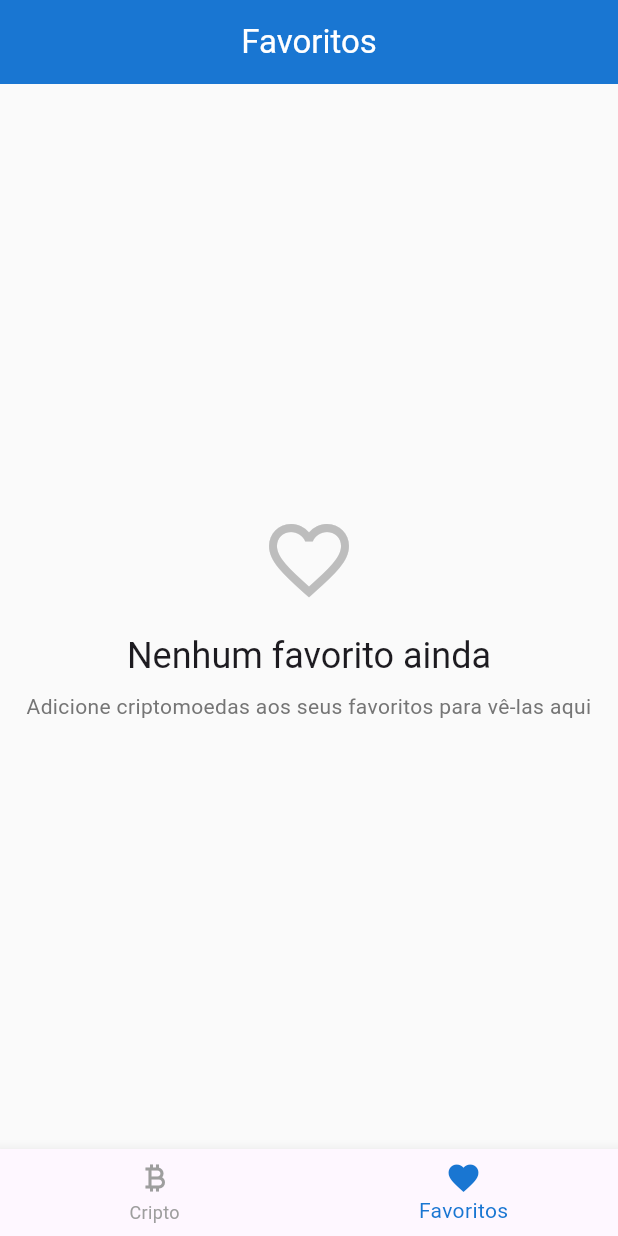
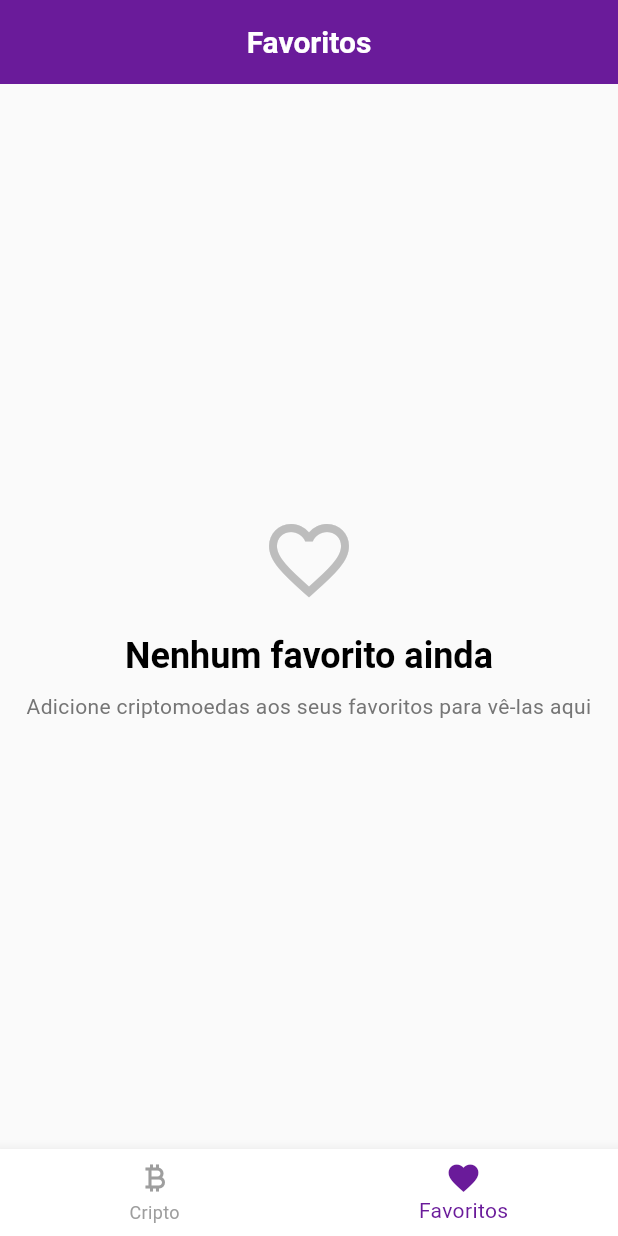
Before and after one commit to Franciscof11/brasil_cripto, a Flutter app: the screen it shows after launch, item 2 of the bottom bar chosen, on a phone screen of 412 x 824 dp. Run offline on Flutter 3.47's test engine with Material 3 defaults, Android fonts, the phone set to English and light mode, and no system bars; our stand-ins replace cached_network_image, equatable, fl_chart, hive, hive_flutter, shimmer; accounts and stored records are empty; network calls fail.

Commit message:
add dark mode

```diff
--- /dev/null
+++ b/devtools_options.yaml
@@ -0,0 +1,3 @@
+description: This file stores settings for Dart & Flutter DevTools.
+documentation: https://docs.flutter.dev/tools/devtools/extensions#configure-extension-enablement-states
+extensions:
--- /dev/null
+++ b/lib/core/theme/app_theme.dart
@@ -0,0 +1,250 @@
+import 'package:flutter/material.dart';
+
+class AppColors {
+  // Purple shades
+  static const Color primaryPurple = Color(0xFF6A1B9A);
+  static const Color darkPurple = Color(0xFF4A148C);
+  static const Color lightPurple = Color(0xFF9C27B0);
+
+  // Burnt yellow shades
+  static const Color burntYellow = Color(0xFFD4A574);
+  static const Color darkBurntYellow = Color(0xFFB8935A);
+  static const Color lightBurntYellow = Color(0xFFE6C896);
+
+  // Black and grays
+  static const Color black = Color(0xFF000000);
+  static const Color darkGray = Color(0xFF1A1A1A);
+  static const Color mediumGray = Color(0xFF424242);
+  static const Color lightGray = Color(0xFF757575);
+
+  // Additional colors
+  static const Color white = Color(0xFFFFFFFF);
+  static const Color lightBackground = Color(0xFFF5F5F5);
+  static const Color darkBackground = Color(0xFF121212);
+  static const Color cardLightBackground = Color(0xFFFFFFFF);
+  static const Color cardDarkBackground = Color(0xFF1E1E1E);
+
+  // Status colors
+  static const Color success = Color(0xFF4CAF50);
+  static const Color error = Color(0xFFE53E3E);
+  static const Color warning = Color(0xFFFF9800);
+}
+
+class AppTheme {
+  static ThemeData get lightTheme {
+    return ThemeData(
+      useMaterial3: true,
+      brightness: Brightness.light,
+      primaryColor: AppColors.primaryPurple,
+      scaffoldBackgroundColor: AppColors.lightBackground,
+      colorScheme: const ColorScheme.light(
+        primary: AppColors.primaryPurple,
+        secondary: AppColors.burntYellow,
+        surface: AppColors.cardLightBackground,
+        surfaceContainerLowest: AppColors.lightBackground,
+        error: AppColors.error,
+        onPrimary: AppColors.white,
+        onSecondary: AppColors.black,
+        onSurface: AppColors.black,
+        onSurfaceVariant: AppColors.black,
+        onError: AppColors.white,
+      ),
+      appBarTheme: const AppBarTheme(
+        elevation: 0,
+        centerTitle: true,
+        backgroundColor: AppColors.primaryPurple,
+        foregroundColor: AppColors.white,
+        titleTextStyle: TextStyle(
+          fontSize: 20,
+          fontWeight: FontWeight.bold,
+          color: AppColors.white,
+        ),
+      ),
+      cardTheme: CardThemeData(
+        elevation: 4,
+        color: AppColors.cardLightBackground,
+        shadowColor: AppColors.primaryPurple.withOpacity(0.1),
+        shape: RoundedRectangleBorder(borderRadius: BorderRadius.circular(16)),
+      ),
+      elevatedButtonTheme: ElevatedButtonThemeData(
+        style: ElevatedButton.styleFrom(
+          backgroundColor: AppColors.primaryPurple,
+          foregroundColor: AppColors.white,
+          elevation: 2,
+          padding: const EdgeInsets.symmetric(horizontal: 24, vertical: 12),
+          shape: RoundedRectangleBorder(
+            borderRadius: BorderRadius.circular(12),
+          ),
+        ),
+      ),
+      textButtonTheme: TextButtonThemeData(
+        style: TextButton.styleFrom(foregroundColor: AppColors.primaryPurple),
+      ),
+      iconTheme: const IconThemeData(color: AppColors.primaryPurple),
+      bottomNavigationBarTheme: const BottomNavigationBarThemeData(
+        backgroundColor: AppColors.white,
+        selectedItemColor: AppColors.primaryPurple,
+        unselectedItemColor: AppColors.lightGray,
+        elevation: 8,
+        type: BottomNavigationBarType.fixed,
+      ),
+      inputDecorationTheme: InputDecorationTheme(
+        filled: true,
+        fillColor: AppColors.white,
+        border: OutlineInputBorder(
+          borderRadius: BorderRadius.circular(12),
+          borderSide: const BorderSide(color: AppColors.lightGray),
+        ),
+        enabledBorder: OutlineInputBorder(
+          borderRadius: BorderRadius.circular(12),
+          borderSide: const BorderSide(color: AppColors.lightGray),
+        ),
+        focusedBorder: OutlineInputBorder(
+          borderRadius: BorderRadius.circular(12),
+          borderSide: const BorderSide(
+            color: AppColors.primaryPurple,
+            width: 2,
+          ),
+        ),
+        hintStyle: const TextStyle(color: AppColors.lightGray),
+      ),
+      textTheme: const TextTheme(
+        headlineLarge: TextStyle(
+          color: AppColors.black,
+          fontSize: 32,
+          fontWeight: FontWeight.bold,
+        ),
+        headlineMedium: TextStyle(
+          color: AppColors.black,
+          fontSize: 28,
+          fontWeight: FontWeight.bold,
+        ),
+        headlineSmall: TextStyle(
+          color: AppColors.black,
+          fontSize: 24,
+          fontWeight: FontWeight.w600,
+        ),
+        titleLarge: TextStyle(
+          color: AppColors.black,
+          fontSize: 20,
+          fontWeight: FontWeight.bold,
+        ),
+        titleMedium: TextStyle(
+          color: AppColors.black,
+          fontSize: 16,
+          fontWeight: FontWeight.w600,
+        ),
+        bodyLarge: TextStyle(color: AppColors.black, fontSize: 16),
+        bodyMedium: TextStyle(color: AppColors.mediumGray, fontSize: 14),
+        bodySmall: TextStyle(color: AppColors.lightGray, fontSize: 12),
+      ),
+    );
+  }
+
+  static ThemeData get darkTheme {
+    return ThemeData(
+      useMaterial3: true,
+      brightness: Brightness.dark,
+      primaryColor: AppColors.lightPurple,
+      scaffoldBackgroundColor: AppColors.darkBackground,
+      colorScheme: const ColorScheme.dark(
+        primary: AppColors.lightPurple,
+        secondary: AppColors.lightBurntYellow,
+        surface: AppColors.cardDarkBackground,
+        surfaceContainerLowest: AppColors.darkBackground,
+        error: AppColors.error,
+        onPrimary: AppColors.black,
+        onSecondary: AppColors.black,
+        onSurface: AppColors.white,
+        onSurfaceVariant: AppColors.white,
+        onError: AppColors.white,
+      ),
+      appBarTheme: const AppBarTheme(
+        elevation: 0,
+        centerTitle: true,
+        backgroundColor: AppColors.darkGray,
+        foregroundColor: AppColors.white,
+        titleTextStyle: TextStyle(
+          fontSize: 20,
+          fontWeight: FontWeight.bold,
+          color: AppColors.white,
+        ),
+      ),
+      cardTheme: CardThemeData(
+        elevation: 4,
+        color: AppColors.cardDarkBackground,
+        shadowColor: AppColors.lightPurple.withOpacity(0.2),
+        shape: RoundedRectangleBorder(borderRadius: BorderRadius.circular(16)),
+      ),
+      elevatedButtonTheme: ElevatedButtonThemeData(
+        style: ElevatedButton.styleFrom(
+          backgroundColor: AppColors.lightPurple,
+          foregroundColor: AppColors.black,
+          elevation: 2,
+          padding: const EdgeInsets.symmetric(horizontal: 24, vertical: 12),
+          shape: RoundedRectangleBorder(
+            borderRadius: BorderRadius.circular(12),
+          ),
+        ),
+      ),
+      textButtonTheme: TextButtonThemeData(
+        style: TextButton.styleFrom(foregroundColor: AppColors.lightPurple),
+      ),
+      iconTheme: const IconThemeData(color: AppColors.lightPurple),
+      bottomNavigationBarTheme: const BottomNavigationBarThemeData(
+        backgroundColor: AppColors.darkGray,
+        selectedItemColor: AppColors.lightPurple,
+        unselectedItemColor: AppColors.lightGray,
+        elevation: 8,
+        type: BottomNavigationBarType.fixed,
+      ),
+      inputDecorationTheme: InputDecorationTheme(
+        filled: true,
+        fillColor: AppColors.cardDarkBackground,
+        border: OutlineInputBorder(
+          borderRadius: BorderRadius.circular(12),
+          borderSide: const BorderSide(color: AppColors.mediumGray),
+        ),
+        enabledBorder: OutlineInputBorder(
+          borderRadius: BorderRadius.circular(12),
+          borderSide: const BorderSide(color: AppColors.mediumGray),
+        ),
+        focusedBorder: OutlineInputBorder(
+          borderRadius: BorderRadius.circular(12),
+          borderSide: const BorderSide(color: AppColors.lightPurple, width: 2),
+        ),
+        hintStyle: const TextStyle(color: AppColors.lightGray),
+      ),
+      textTheme: const TextTheme(
+        headlineLarge: TextStyle(
+          color: AppColors.white,
+          fontSize: 32,
+          fontWeight: FontWeight.bold,
+        ),
+        headlineMedium: TextStyle(
+          color: AppColors.white,
+          fontSize: 28,
+          fontWeight: FontWeight.bold,
+        ),
+        headlineSmall: TextStyle(
+          color: AppColors.white,
+          fontSize: 24,
+          fontWeight: FontWeight.w600,
+        ),
+        titleLarge: TextStyle(
+          color: AppColors.white,
+          fontSize: 20,
+          fontWeight: FontWeight.bold,
+        ),
+        titleMedium: TextStyle(
+          color: AppColors.white,
+          fontSize: 16,
+          fontWeight: FontWeight.w600,
+        ),
+        bodyLarge: TextStyle(color: AppColors.white, fontSize: 16),
+        bodyMedium: TextStyle(color: AppColors.lightGray, fontSize: 14),
+        bodySmall: TextStyle(color: AppColors.mediumGray, fontSize: 12),
+      ),
+    );
+  }
+}
--- /dev/null
+++ b/lib/core/theme/theme_provider.dart
@@ -0,0 +1,53 @@
+import 'package:flutter/material.dart';
+import 'package:hive_flutter/hive_flutter.dart';
+
+class ThemeProvider extends ChangeNotifier {
+  static const String _themeBoxName = 'theme_box';
+  static const String _isDarkModeKey = 'is_dark_mode';
+
+  late Box _themeBox;
+  bool _isDarkMode = false;
+
+  bool get isDarkMode => _isDarkMode;
+
+  ThemeMode get themeMode => _isDarkMode ? ThemeMode.dark : ThemeMode.light;
+
+  Future<void> init() async {
+    try {
+      _themeBox = await Hive.openBox(_themeBoxName);
+      _isDarkMode = _themeBox.get(_isDarkModeKey, defaultValue: false);
+      notifyListeners();
+    } catch (e) {
+      debugPrint('Erro ao inicializar ThemeProvider: $e');
+      _isDarkMode = false;
+    }
+  }
+
+  Future<void> toggleTheme() async {
+    try {
+      _isDarkMode = !_isDarkMode;
+      await _themeBox.put(_isDarkModeKey, _isDarkMode);
+      notifyListeners();
+    } catch (e) {
+      debugPrint('Erro ao alternar tema: $e');
+    }
+  }
+
+  Future<void> setDarkMode(bool isDark) async {
+    try {
+      if (_isDarkMode != isDark) {
+        _isDarkMode = isDark;
+        await _themeBox.put(_isDarkModeKey, _isDarkMode);
+        notifyListeners();
+      }
+    } catch (e) {
+      debugPrint('Erro ao definir modo escuro: $e');
+    }
+  }
+
+  @override
+  void dispose() {
+    _themeBox.close();
+    super.dispose();
+  }
+}
--- a/lib/main.dart
+++ b/lib/main.dart
@@ -2,6 +2,8 @@ import 'package:flutter/material.dart';
 import 'package:hive_flutter/hive_flutter.dart';
 import 'package:provider/provider.dart';
 
+import 'core/theme/app_theme.dart';
+import 'core/theme/theme_provider.dart';
 import 'models/cryptocurrency.dart';
 import 'services/cryptocurrency_service.dart';
 import 'services/favorites_service.dart';
@@ -27,6 +29,11 @@ class BrasilCriptoApp extends StatelessWidget {
   Widget build(BuildContext context) {
     return MultiProvider(
       providers: [
+        // Theme Provider
+        ChangeNotifierProvider<ThemeProvider>(
+          create: (_) => ThemeProvider()..init(),
+        ),
+
         // Services
         Provider<CryptocurrencyService>(create: (_) => CryptocurrencyService()),
         Provider<FavoritesService>(create: (_) => FavoritesService()),
@@ -49,29 +56,14 @@ class BrasilCriptoApp extends StatelessWidget {
           ),
         ),
       ],
-      child: MaterialApp(
+      child: Consumer<ThemeProvider>(
+        builder: (context, themeProvider, child) {
+          return MaterialApp(
             title: 'BrasilCripto',
             debugShowCheckedModeBanner: false,
-        theme: ThemeData(
-          primarySwatch: Colors.blue,
-          primaryColor: const Color(0xFF1976D2),
-          visualDensity: VisualDensity.adaptivePlatformDensity,
-          fontFamily: 'Roboto',
-          appBarTheme: const AppBarTheme(elevation: 0, centerTitle: true),
-          cardTheme: CardThemeData(
-            elevation: 2,
-            shape: RoundedRectangleBorder(
-              borderRadius: BorderRadius.circular(12),
-            ),
-          ),
-          elevatedButtonTheme: ElevatedButtonThemeData(
-            style: ElevatedButton.styleFrom(
-              shape: RoundedRectangleBorder(
-                borderRadius: BorderRadius.circular(8),
-              ),
-            ),
-          ),
-        ),
+            theme: AppTheme.lightTheme,
+            darkTheme: AppTheme.darkTheme,
+            themeMode: themeProvider.themeMode,
             home: const MainPage(),
             routes: {
               '/details': (context) {
@@ -80,6 +72,8 @@ class BrasilCriptoApp extends StatelessWidget {
                 return CryptocurrencyDetailsPage(cryptoId: cryptoId);
               },
             },
+          );
+        },
       ),
     );
   }
--- /dev/null
+++ b/lib/views/widgets/theme_toggle_widget.dart
@@ -0,0 +1,28 @@
+import 'package:flutter/material.dart';
+import 'package:provider/provider.dart';
+
+import '../../core/theme/theme_provider.dart';
+
+class ThemeToggleWidget extends StatelessWidget {
+  const ThemeToggleWidget({super.key});
+
+  @override
+  Widget build(BuildContext context) {
+    return Consumer<ThemeProvider>(
+      builder: (context, themeProvider, child) {
+        return IconButton(
+          onPressed: () {
+            themeProvider.toggleTheme();
+          },
+          icon: Icon(
+            themeProvider.isDarkMode ? Icons.dark_mode : Icons.light_mode,
+            color: Theme.of(context).brightness == Brightness.dark
+                ? Theme.of(context).colorScheme.onSurface
+                : Theme.of(context).colorScheme.onPrimary,
+          ),
+          tooltip: themeProvider.isDarkMode ? 'Modo Claro' : 'Modo Escuro',
+        );
+      },
+    );
+  }
+}
```
Lines whose indentation alone changed are shown as unchanged.
